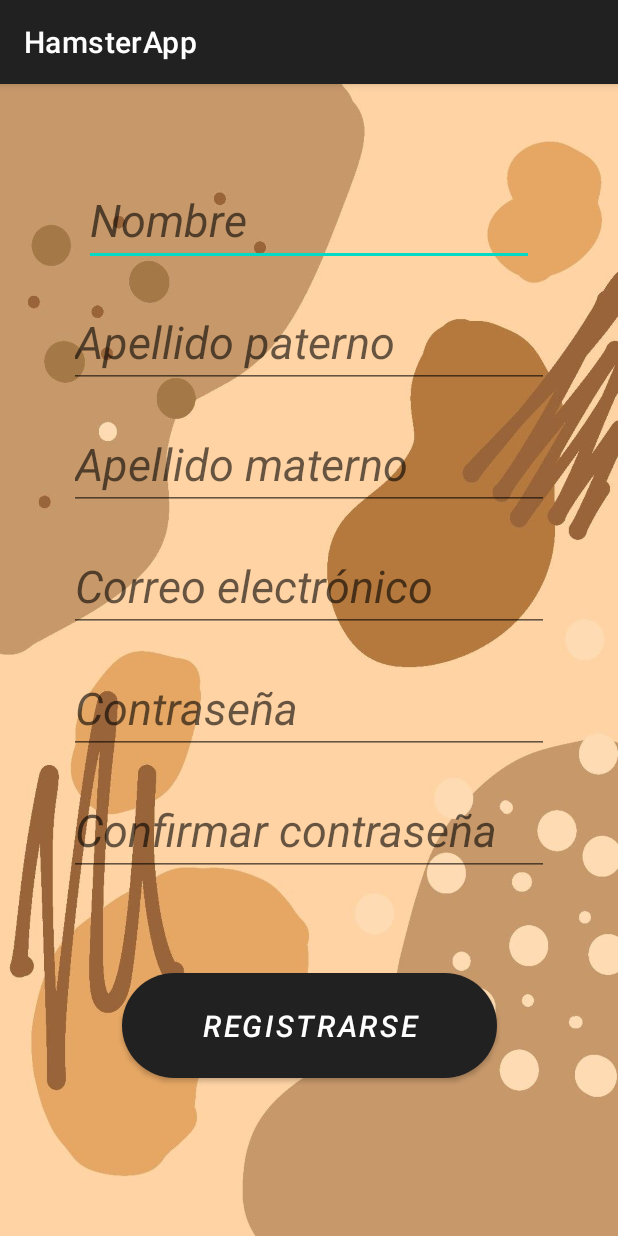
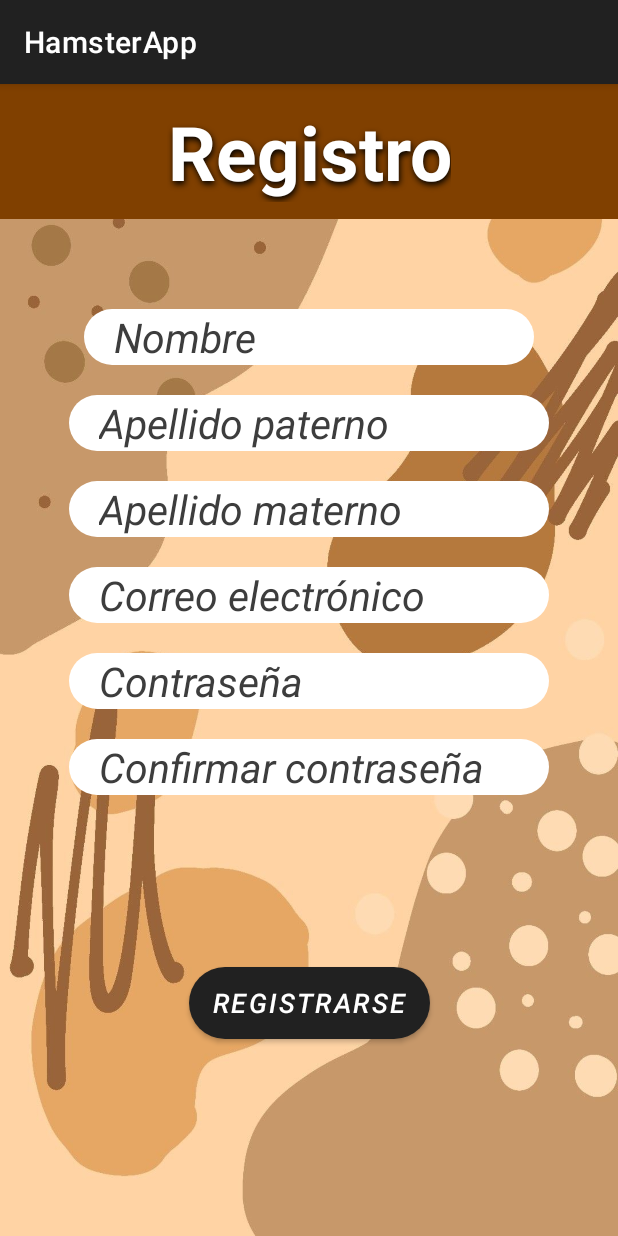
Before and after one commit to Kevin-Burciiaga/HamsterApp, an Android app: the screen it shows after launch (Registro), after a tap on "REGISTRARSE", on a phone screen of 412 x 824 dp. Run offline under Robolectric (Android 15) with nearby library versions, the light colour scheme and no system bars.

Commit message:
Muchos cambios alv

```diff
--- a/app/src/main/java/com/example/hamsterapp/InterfaceRETROFIT/JsonPlaceHolderApi.java
+++ b/app/src/main/java/com/example/hamsterapp/InterfaceRETROFIT/JsonPlaceHolderApi.java
@@ -8,6 +8,7 @@ import com.example.hamsterapp.ModelsRETROFIT.LoginData;
 import com.example.hamsterapp.ModelsRETROFIT.RegistroData;
 import com.example.hamsterapp.ModelsRETROFIT.SensorData;
 import com.example.hamsterapp.ModelsRETROFIT.UpdateUserData;
+import com.example.hamsterapp.ModelsRETROFIT.UserData;
 
 import java.util.List;
 
@@ -21,6 +22,9 @@ import retrofit2.http.Path;
 import retrofit2.http.Query;
 
 public interface JsonPlaceHolderApi {
+
+    @POST("auth/me")
+    Call<UserData> getUserData(@Header("Authorization") String token);
 
     @POST("register")
     Call<ApiResponse> registerUser(@Body RegistroData registroData);
--- a/app/src/main/java/com/example/hamsterapp/MainActivity.java
+++ b/app/src/main/java/com/example/hamsterapp/MainActivity.java
@@ -1,28 +1,24 @@
 package com.example.hamsterapp;
-
-import androidx.appcompat.app.AppCompatActivity;
 
 import android.content.Intent;
 import android.os.Bundle;
 import android.os.CountDownTimer;
-import android.widget.TextView;
+
+import androidx.appcompat.app.AppCompatActivity;
 
 public class MainActivity extends AppCompatActivity {
 
-    TextView txt1;
 
     @Override
     protected void onCreate(Bundle savedInstanceState) {
         super.onCreate(savedInstanceState);
         setContentView(R.layout.activity_main);
 
-        txt1 = (TextView) findViewById(R.id.txtC);
 
 
       CountDownTimer countDownTimer = new CountDownTimer(5000,1000) {
           @Override
           public void onTick(long millisUntilFinished) {
-              txt1.setText("" + millisUntilFinished/1000);
           }
 
           @Override
--- a/app/src/main/java/com/example/hamsterapp/RetrofitSingletonn/Singleton.java
+++ b/app/src/main/java/com/example/hamsterapp/RetrofitSingletonn/Singleton.java
@@ -1,4 +1,6 @@
 package com.example.hamsterapp.RetrofitSingletonn;
+
+import com.example.hamsterapp.InterfaceRETROFIT.JsonPlaceHolderApi;
 
 import okhttp3.OkHttpClient;
 import okhttp3.logging.HttpLoggingInterceptor;
@@ -25,4 +27,8 @@ public class Singleton {
 
         return retrofitInstance;
     }
+
+    public static JsonPlaceHolderApi getJsonPlaceHolderApi() {
+        return getRetrofitInstance().create(JsonPlaceHolderApi.class);
+    }
 }
--- a/app/src/main/java/com/example/hamsterapp/ViewModelss/LoginViewModel.java
+++ b/app/src/main/java/com/example/hamsterapp/ViewModelss/LoginViewModel.java
@@ -73,9 +73,9 @@ public void login(Context context){
                     if (errorBody.contains("Sin autorizacion, revise sus datos")) {
                         Toast.makeText(context, "Verifique sus datos", Toast.LENGTH_SHORT).show();
                     }
-
                     else {
-                        Toast.makeText(context, "Error en el registro: " + errorBody, Toast.LENGTH_SHORT).show();
+                        Toast.makeText(context, "Activa tu cuenta", Toast.LENGTH_SHORT).show();
+                        Toast.makeText(context, "Se envio un correo de activación", Toast.LENGTH_SHORT).show();
                     }
 
                 } catch (IOException e) {
--- /dev/null
+++ b/app/src/main/java/com/example/hamsterapp/ViewModelss/RegistroViewModel.java
@@ -0,0 +1,54 @@
+
+package com.example.hamsterapp.ViewModelss;
+
+import androidx.lifecycle.MutableLiveData;
+import androidx.lifecycle.ViewModel;
+
+import com.example.hamsterapp.InterfaceRETROFIT.JsonPlaceHolderApi;
+import com.example.hamsterapp.ModelsRETROFIT.ApiResponse;
+import com.example.hamsterapp.ModelsRETROFIT.RegistroData;
+import com.example.hamsterapp.RetrofitSingletonn.RetrofitSingleton;
+
+import retrofit2.Call;
+import retrofit2.Callback;
+import retrofit2.Response;
+import retrofit2.Retrofit;
+
+public class RegistroViewModel extends ViewModel {
+
+    private MutableLiveData<String> registrationResult = new MutableLiveData<>();
+    private JsonPlaceHolderApi jsonPlaceHolderApi;
+
+    public RegistroViewModel() {
+        Retrofit retrofit = RetrofitSingleton.getRetrofitInstance();
+        jsonPlaceHolderApi = retrofit.create(JsonPlaceHolderApi.class);
+    }
+
+    public MutableLiveData<String> getRegistrationResult() {
+        return registrationResult;
+    }
+
+    public void realizarRegistro(RegistroData registroData) {
+        Call<ApiResponse> call = jsonPlaceHolderApi.registerUser(registroData);
+        call.enqueue(new Callback<ApiResponse>() {
+            @Override
+            public void onResponse(Call<ApiResponse> call, Response<ApiResponse> response) {
+                if (response.isSuccessful()) {
+                    registrationResult.setValue("Registro exitoso");
+                } else {
+                    try {
+                        String errorBody = response.errorBody().string();
+                        registrationResult.setValue("Error en el registro: " + errorBody);
+                    } catch (Exception e) {
+                        e.printStackTrace();
+                    }
+                }
+            }
+
+            @Override
+            public void onFailure(Call<ApiResponse> call, Throwable t) {
+                registrationResult.setValue("Error en la conexión: " + t.getMessage());
+            }
+        });
+    }
+}
--- a/app/src/main/res/layout/activity_agregar_jaula.xml
+++ b/app/src/main/res/layout/activity_agregar_jaula.xml
@@ -49,7 +49,7 @@
 
             <EditText
                 android:id="@+id/nombre"
-                android:layout_width="wrap_content"
+                android:layout_width="300dp"
                 android:layout_height="wrap_content"
                 android:layout_marginTop="100dp"
                 android:textColorHint="@color/black"
@@ -68,7 +68,8 @@
                 android:layout_marginTop="60dp"
                 android:background="@drawable/box"
                 android:layout_gravity="center"
-                android:textAlignment="center"/>
+                android:textAlignment="center"
+                />
 
             <Button
                 android:id="@+id/btn1"
--- a/app/src/main/res/layout/activity_registro.xml
+++ b/app/src/main/res/layout/activity_registro.xml
@@ -8,16 +8,53 @@
     tools:context=".Registro"
     android:background="@drawable/img_1">
 
+  <LinearLayout
+      android:id="@+id/linearLayout"
+      android:layout_width="match_parent"
+      android:layout_height="90dp"
+      android:orientation="horizontal"
+      android:background="#FF804000"
+      android:gravity="center"
+      app:layout_constraintTop_toTopOf="parent"
+      app:layout_constraintStart_toStartOf="parent"
+      app:layout_constraintEnd_toEndOf="parent"
+      >
+
+
+
+    <TextView
+        android:id="@+id/textView5"
+        android:layout_width="wrap_content"
+        android:layout_height="wrap_content"
+        android:shadowColor="@color/black"
+        android:shadowDx="1"
+        android:shadowDy="3"
+        android:shadowRadius="5"
+        android:text="Registro"
+        android:textAlignment="center"
+        android:textColor="@color/white"
+        android:textSize="50sp"
+        android:textStyle="bold"
+
+        />
+
+
+  </LinearLayout>
+
   <EditText
       android:id="@+id/nombre"
       android:layout_marginTop="60dp"
       android:layout_width="300dp"
       android:layout_height="wrap_content"
-      app:layout_constraintTop_toTopOf="parent"
+      android:background="@drawable/backg"
+      android:textColor="@color/black"
+      android:textColorHint="@color/black1"
+      android:paddingStart="20dp"
+      app:layout_constraintTop_toBottomOf="@id/linearLayout"
       app:layout_constraintStart_toStartOf="parent"
       app:layout_constraintEnd_toEndOf="parent"
       android:hint="Nombre"
-      android:textSize="30sp"
+      android:textSize="27sp"
       android:textStyle="italic"/>
 
   <EditText
@@ -25,11 +62,15 @@
       android:layout_marginTop="20dp"
       android:layout_width="320dp"
       android:layout_height="wrap_content"
+      android:background="@drawable/backg"
+      android:textColor="@color/black"
+      android:textColorHint="@color/black1"
+      android:paddingStart="20dp"
       app:layout_constraintTop_toBottomOf="@id/nombre"
       app:layout_constraintStart_toStartOf="parent"
       app:layout_constraintEnd_toEndOf="parent"
       android:hint="Apellido paterno"
-      android:textSize="30sp"
+      android:textSize="27sp"
       android:textStyle="italic"/>
 
   <EditText
@@ -37,11 +78,15 @@
       android:layout_marginTop="20dp"
       android:layout_width="320dp"
       android:layout_height="wrap_content"
+      android:background="@drawable/backg"
+      android:textColor="@color/black"
+      android:textColorHint="@color/black1"
+      android:paddingStart="20dp"
       app:layout_constraintTop_toBottomOf="@id/ap"
       app:layout_constraintStart_toStartOf="parent"
       app:layout_constraintEnd_toEndOf="parent"
       android:hint="Apellido materno"
-      android:textSize="30sp"
+      android:textSize="27sp"
       android:textStyle="italic"/>
 
   <EditText
@@ -49,11 +94,15 @@
       android:layout_marginTop="20dp"
       android:layout_width="320dp"
       android:layout_height="wrap_content"
+      android:background="@drawable/backg"
+      android:textColor="@color/black"
+      android:textColorHint="@color/black1"
+      android:paddingStart="20dp"
       app:layout_constraintTop_toBottomOf="@id/am"
       app:layout_constraintStart_toStartOf="parent"
       app:layout_constraintEnd_toEndOf="parent"
       android:hint="Correo electrónico"
-      android:textSize="30sp"
+      android:textSize="27sp"
       android:textStyle="italic"/>
 
   <EditText
@@ -63,7 +112,11 @@
       android:layout_marginTop="20dp"
       android:inputType="textPassword"
       android:hint="Contraseña"
-      android:textSize="30sp"
+      android:background="@drawable/backg"
+      android:textColor="@color/black"
+      android:textColorHint="@color/black1"
+      android:paddingStart="20dp"
+      android:textSize="27sp"
       android:textStyle="italic"
       app:layout_constraintEnd_toEndOf="parent"
       app:layout_constraintStart_toStartOf="parent"
@@ -76,7 +129,11 @@
       android:layout_marginTop="20dp"
       android:inputType="textPassword"
       android:hint="Confirmar contraseña"
-      android:textSize="30sp"
+      android:background="@drawable/backg"
+      android:textColor="@color/black"
+      android:textColorHint="@color/black1"
+      android:paddingStart="20dp"
+      android:textSize="27sp"
       android:textStyle="italic"
       app:layout_constraintEnd_toEndOf="parent"
       app:layout_constraintStart_toStartOf="parent"
@@ -85,11 +142,11 @@
   <Button
       android:id="@+id/reg"
       android:layout_marginTop="40dp"
-      android:layout_width="250dp"
-      android:layout_height="70dp"
+      android:layout_width="wrap_content"
+      android:layout_height="wrap_content"
       android:background="@drawable/botones"
       android:text="Registrarse"
-      android:textSize="20sp"
+      android:textSize="18sp"
       android:textStyle="italic"
       app:layout_constraintBottom_toBottomOf="parent"
       app:layout_constraintEnd_toEndOf="parent"
```
Also changed, not shown: app/src/main/java/com/example/hamsterapp/Activity1Activity.java (+46 -57 lines), app/src/main/java/com/example/hamsterapp/InfoUser.java (+7 -0 lines), app/src/main/java/com/example/hamsterapp/Jaulas.java (+7 -8 lines), app/src/main/java/com/example/hamsterapp/ModelsRETROFIT/UserData.java (+61 -0 lines), app/src/main/java/com/example/hamsterapp/Registro.java (+14 -85 lines), app/src/main/java/com/example/hamsterapp/ViewModelss/Activity1ViewModel.java (added, +47 -0 lines), app/src/main/java/com/example/hamsterapp/ViewModelss/InfoUserViewModel.java (+24 -24 lines), app/src/main/res/layout/activity1.xml (+7 -4 lines), app/src/main/res/layout/activity_info_user.xml (+19 -6 lines), app/src/main/res/layout/activity_jaulas.xml (+4 -9 lines), app/src/main/res/layout/activity_login.xml (+14 -6 lines), app/src/main/res/layout/activity_main.xml (+5 -31 lines), app/src/main/res/layout/activity_timer_user_jaulas.xml (+21 -3 lines).
